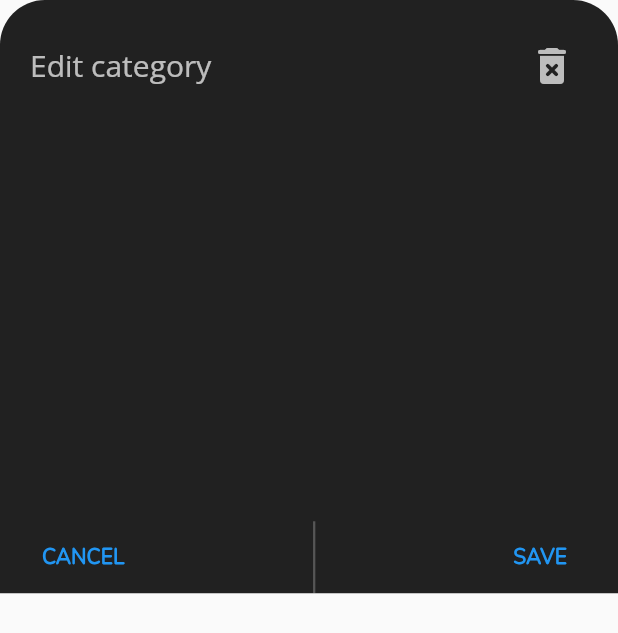
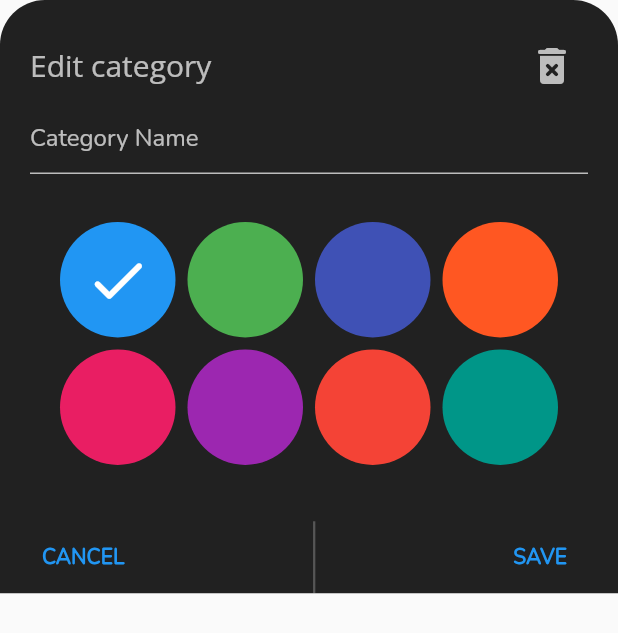
Before and after one commit to repsajanboy/flutter-planner, a Flutter app: the EditCategoryBottomSheet widget shown alone on an empty page, opened directly, on a phone screen of 412 x 824 dp. Shown: the top 633 px of the screen. Run offline on Flutter 3.47's test engine with Material 2 defaults, Android fonts, the phone set to English and light mode, and no system bars; our stand-ins replace bloc, dio, equatable, firebase_core, firebase_database, flutter_bloc; accounts and stored records are empty.

Commit message:
Manage category almost

```diff
--- a/lib/networking/firebase_api.dart
+++ b/lib/networking/firebase_api.dart
@@ -49,4 +49,8 @@ class FirebaseApi {
   Future<void> updateCategory(PostCategory category) async {
     await categoriesRef.child('${category.id}').update(category.toJson());
   }
+
+  Future<void> deleteCategory(String id) async {
+    await categoriesRef.child(id).remove();
+  }
 }
--- a/lib/presentation/main_screen/category/view/category_botttom_sheet.dart
+++ b/lib/presentation/main_screen/category/view/category_botttom_sheet.dart
@@ -3,6 +3,7 @@ import 'package:flutter_bloc/flutter_bloc.dart';
 
 import '../../../../utils/context_extension.dart';
 import '../../../../repositories/category_repository.dart';
+import '../../sidebar/sidebar.dart';
 import '../bloc/category_bloc.dart';
 import 'widgets/color_picker.dart';
 
@@ -81,7 +82,7 @@ class CategoryBottomSheet extends StatelessWidget {
                       children: [
                         TextButton(
                           onPressed: () {
-                            Navigator.of(context).pop;
+                            Navigator.pop(context, 'Cancel');
                           },
                           child: Text(
                             'Cancel'.toUpperCase(),
--- a/lib/presentation/main_screen/edit_category/bloc/edit_category_bloc.dart
+++ b/lib/presentation/main_screen/edit_category/bloc/edit_category_bloc.dart
@@ -10,12 +10,15 @@ part 'edit_category_state.dart';
 
 class EditCategoryBloc extends Bloc<EditCategoryEvent, EditCategoryState> {
   EditCategoryBloc({required this.categoryRepository})
-      : super(EditCategoryInitial()) {
+      : super(const EditCategoryState()) {
     on<EditCategoryListLoaded>(_editCategoryListData);
     on<EditCategoryDataLoaded>(_editCategoryDataLoaded);
-    on<EditCategoryColorChanged>(_editCategoryColorChange);
-    on<EditCategoryNameChanged>(_editCategorNameChange);
+    on<EditCategoryColorChanged>(
+        (event, emit) => emit(state.copyWith(theme: event.index)));
+    on<EditCategoryNameChanged>(
+        (event, emit) => emit(state.copyWith(name: event.name)));
     on<EditCategorySaved>(_editCategorySaved);
+    on<DeleteCategorySelected>(_deleteCategorySelected);
   }
 
   final CategoryRepository categoryRepository;
@@ -26,7 +29,7 @@ class EditCategoryBloc extends Bloc<EditCategoryEvent, EditCategoryState> {
   ) async {
     try {
       final categories = await categoryRepository.fetchCategories();
-      emit(EditCategoryListState(categories: categories));
+      emit(state.copyWith(categories: categories));
     } on Exception catch (e) {
       print(e.toString());
     }
@@ -36,25 +39,11 @@ class EditCategoryBloc extends Bloc<EditCategoryEvent, EditCategoryState> {
     EditCategoryDataLoaded event,
     Emitter<EditCategoryState> emit,
   ) async {
-    emit(EditSingleCategoryState(
+    emit(state.copyWith(
       id: event.category.id,
       name: event.category.name,
       theme: event.category.theme,
     ));
-  }
-
-  Future<void> _editCategoryColorChange(
-    EditCategoryColorChanged event,
-    Emitter<EditCategoryState> emit,
-  ) async {
-    emit(EditSingleCategoryState().copyWith(theme: event.index));
-  }
-
-  Future<void> _editCategorNameChange(
-    EditCategoryNameChanged event,
-    Emitter<EditCategoryState> emit,
-  ) async {
-    emit(EditSingleCategoryState().copyWith(name: event.name));
   }
 
   Future<void> _editCategorySaved(
@@ -62,15 +51,22 @@ class EditCategoryBloc extends Bloc<EditCategoryEvent, EditCategoryState> {
     Emitter<EditCategoryState> emit,
   ) async {
     try {
-      var categoryState =  const EditSingleCategoryState();
-      final updateCategory = PostCategory(
-        id: categoryState.id,
-        name: categoryState.name,
-        theme: categoryState.theme
-      );
+      final updateCategory =
+          PostCategory(id: state.id, name: state.name, theme: state.theme);
       await categoryRepository.updateCategory(updateCategory);
+      final categories = await categoryRepository.fetchCategories();
+      emit(state.copyWith(categories: categories));
     } on Exception catch (e) {
       print(e.toString());
     }
   }
+
+  Future<void> _deleteCategorySelected(
+    DeleteCategorySelected event,
+    Emitter<EditCategoryState> emit,
+  ) async {
+    await categoryRepository.deleteCategory(event.id!);
+    final categories = await categoryRepository.fetchCategories();
+    emit(state.copyWith(categories: categories));
+  }
 }
--- a/lib/presentation/main_screen/edit_category/bloc/edit_category_event.dart
+++ b/lib/presentation/main_screen/edit_category/bloc/edit_category_event.dart
@@ -1,46 +1,34 @@
 part of 'edit_category_bloc.dart';
 
-abstract class EditCategoryEvent extends Equatable {
-  const EditCategoryEvent();
-}
+abstract class EditCategoryEvent {}
 
 class EditCategoryListLoaded extends EditCategoryEvent {
-  const EditCategoryListLoaded();
-
-  @override
-  List<Object> get props => [];
+  EditCategoryListLoaded();
 }
 
 class EditCategoryDataLoaded extends EditCategoryEvent {
   final Category category;
 
-  const EditCategoryDataLoaded({required this.category});
-
-  @override
-  List<Object> get props => [category];
+  EditCategoryDataLoaded({required this.category});
 }
 
 class EditCategoryColorChanged extends EditCategoryEvent {
   final int? index;
 
-  const EditCategoryColorChanged({required this.index});
-
-  @override
-  List<Object> get props => [index!];
+  EditCategoryColorChanged({required this.index});
 }
 
 class EditCategoryNameChanged extends EditCategoryEvent {
   final String? name;
 
-  const EditCategoryNameChanged({required this.name});
-
-  @override
-  List<Object> get props => [name!];
+  EditCategoryNameChanged({required this.name});
 }
 
 class EditCategorySaved extends EditCategoryEvent {
-  const EditCategorySaved();
+  EditCategorySaved();
+}
 
-  @override
-  List<Object> get props => [];
+class DeleteCategorySelected extends EditCategoryEvent {
+  final String? id;
+  DeleteCategorySelected({this.id});
 }
--- a/lib/presentation/main_screen/edit_category/bloc/edit_category_state.dart
+++ b/lib/presentation/main_screen/edit_category/bloc/edit_category_state.dart
@@ -1,46 +1,34 @@
 part of 'edit_category_bloc.dart';
 
-abstract class EditCategoryState extends Equatable {
-  const EditCategoryState();
-
-  @override
-  List<Object> get props => [];
-}
-
-class EditCategoryInitial extends EditCategoryState {}
-
-class EditCategoryListState extends EditCategoryState {
+class EditCategoryState extends Equatable {
   final List<Category> categories;
-
-  const EditCategoryListState({required this.categories});
-
-  @override
-  List<Object> get props => [categories];
-}
-
-class EditSingleCategoryState extends EditCategoryState {
   final String id;
   final String name;
   final int theme;
 
-  const EditSingleCategoryState({
+  const EditCategoryState({
+    this.categories = const <Category>[],
     this.id = '',
     this.name = '',
     this.theme = 0,
   });
 
-  EditSingleCategoryState copyWith({
+  EditCategoryState copyWith({
+    List<Category>? categories,
     String? id,
     String? name,
     int? theme,
   }) {
-    return EditSingleCategoryState(
+    return EditCategoryState(
+      categories: categories ?? this.categories,
       id: id ?? this.id,
       name: name ?? this.name,
-      theme: theme ?? this.theme
+      theme: theme ?? this.theme,
     );
   }
 
   @override
-  List<Object> get props => [id, name, theme];
+  List<Object> get props => [categories, id, name, theme];
 }
+
+class EditCategoryInitial extends EditCategoryState {}
--- a/lib/presentation/main_screen/edit_category/view/widgets/edit_category_bottom_sheet.dart
+++ b/lib/presentation/main_screen/edit_category/view/widgets/edit_category_bottom_sheet.dart
@@ -2,6 +2,7 @@ import 'package:flutter/material.dart';
 import 'package:flutter_bloc/flutter_bloc.dart';
 
 import '../../../../../utils/context_extension.dart';
+import '../../../sidebar/bloc/sidebar_bloc.dart';
 import '../../edit.dart';
 import 'edit_category_color_picker.dart';
 
@@ -36,19 +37,26 @@ class EditCategoryBottomSheet extends StatelessWidget {
                   'Edit category',
                   style: context.typo.createUpdateCategoryLabelStyle(),
                 ),
-                IconButton(
+                BlocBuilder<EditCategoryBloc, EditCategoryState>(
+                  builder: (context, state) {
+                    return IconButton(
                       icon: const Icon(
                         Icons.delete_forever_rounded,
                         color: Colors.white70,
                         size: 32.0,
                       ),
-                  onPressed: () {},
+                      onPressed: () {
+                        context.read<EditCategoryBloc>().add(DeleteCategorySelected(id: state.id));
+                        BlocProvider.of<SidebarBloc>(context).add(CategoriesFetched());
+                        Navigator.pop(context);
+                      },
+                    );
+                  },
                 ),
               ],
             ),
             BlocBuilder<EditCategoryBloc, EditCategoryState>(
               builder: (context, state) {
-                if (state is EditSingleCategoryState) {
                 return TextFormField(
                   cursorColor: Colors.white70,
                   initialValue: state.name,
@@ -64,12 +72,11 @@ class EditCategoryBottomSheet extends StatelessWidget {
                     ),
                   ),
                   onChanged: (value) {
-                      context.read<EditCategoryBloc>().add(EditCategoryNameChanged(name: value));
+                    context
+                        .read<EditCategoryBloc>()
+                        .add(EditCategoryNameChanged(name: value));
                   },
                 );
-                } else {
-                  return const SizedBox();
-                }
               },
             ),
             const SizedBox(
@@ -86,7 +93,7 @@ class EditCategoryBottomSheet extends StatelessWidget {
                     children: [
                       TextButton(
                         onPressed: () {
-                          Navigator.of(context).pop;
+                          Navigator.pop(context, 'Cancel');
                         },
                         child: Text(
                           'Cancel'.toUpperCase(),
@@ -99,7 +106,10 @@ class EditCategoryBottomSheet extends StatelessWidget {
                       ),
                       TextButton(
                         onPressed: () async {
-                          context.read<EditCategoryBloc>().add(const EditCategorySaved());
+                          context
+                              .read<EditCategoryBloc>()
+                              .add(EditCategorySaved());
+                          BlocProvider.of<SidebarBloc>(context).add(CategoriesFetched());
                           Navigator.of(context).pop();
                         },
                         child: Text(
--- a/lib/presentation/main_screen/edit_category/view/widgets/edit_category_color_picker.dart
+++ b/lib/presentation/main_screen/edit_category/view/widgets/edit_category_color_picker.dart
@@ -22,12 +22,13 @@ class EditCategoryColorPicker extends StatelessWidget {
         itemBuilder: (context, index) {
           return BlocBuilder<EditCategoryBloc, EditCategoryState>(
             builder: (context, state) {
-              if (state is EditSingleCategoryState) {
-                final currentIndex = colorPickerItems
-                    .indexWhere((e) => e.id == state.theme);
+              final currentIndex =
+                  colorPickerItems.indexWhere((e) => e.id == state.theme);
               return InkWell(
                 onTap: () {
-                    context.read<EditCategoryBloc>().add(EditCategoryColorChanged(index: index));
+                  context
+                      .read<EditCategoryBloc>()
+                      .add(EditCategoryColorChanged(index: index));
                 },
                 child: Container(
                   decoration: BoxDecoration(
@@ -43,9 +44,6 @@ class EditCategoryColorPicker extends StatelessWidget {
                   ),
                 ),
               );
-              } else {
-                return const SizedBox();
-              }
             },
           );
         },
--- a/lib/repositories/category_repository.dart
+++ b/lib/repositories/category_repository.dart
@@ -27,4 +27,8 @@ class CategoryRepository{
   Future<void> updateCategory(PostCategory category) async {
     await _firebaseApi.updateCategory(category);
   }
+
+  Future<void> deleteCategory(String id) async {
+    await _firebaseApi.deleteCategory(id);
+  }
 }
```
Also changed, not shown: lib/presentation/main_screen/edit_category/view/edit_category_list.dart (+4 -6 lines), lib/presentation/main_screen/sidebar/bloc/sidebar_bloc.dart (+7 -0 lines), lib/presentation/main_screen/sidebar/view/side_bar_drawer.dart (+5 -6 lines). Lines whose indentation alone changed are shown as unchanged.
